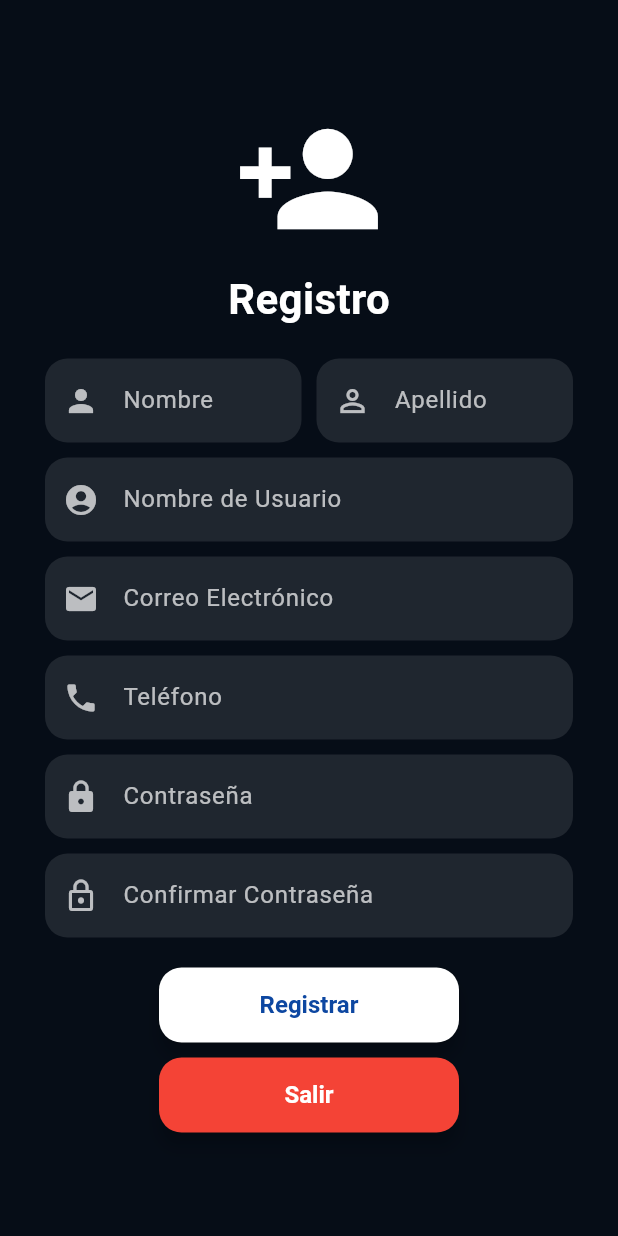
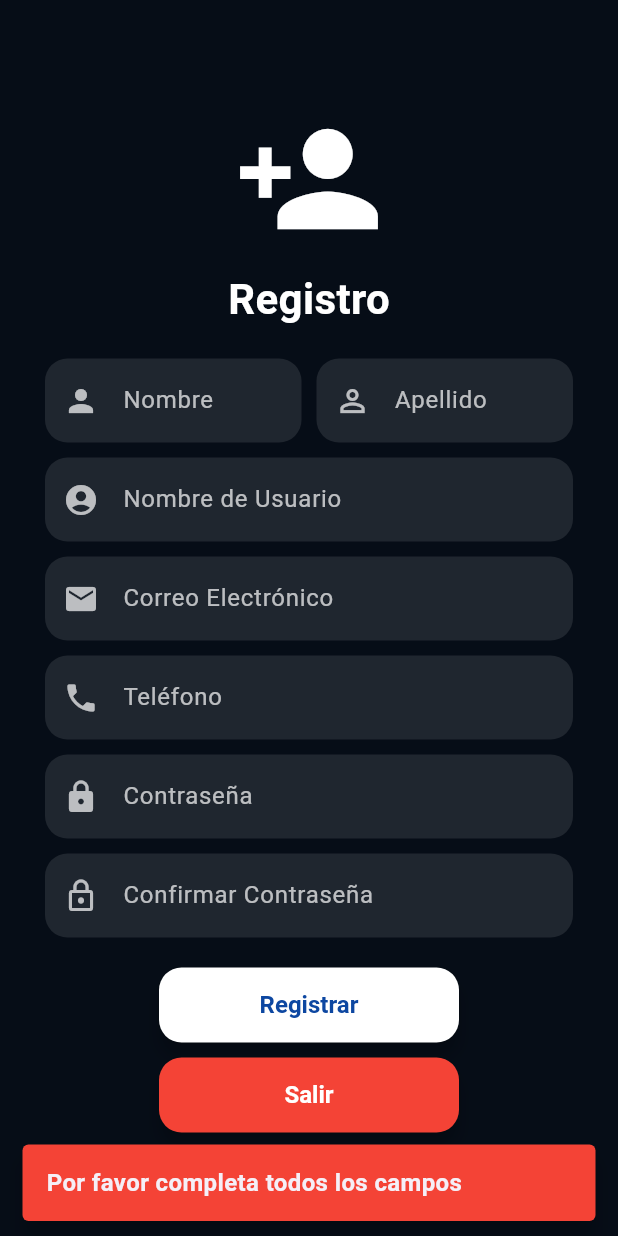
Before and after one commit to LaSalleGracia-Projectes/projecte-aplicaci-nativa-g2edgarcodd, a Flutter app: the RegistroScreen screen opened directly, after a tap on "Registrar", on a phone screen of 412 x 824 dp. Run offline on Flutter 3.47's test engine with Material 3 defaults, Android fonts, the phone set to English and light mode, and no system bars.

Commit message:
Update registro.dart

```diff
--- a/lib/Registro/registro.dart
+++ b/lib/Registro/registro.dart
@@ -207,4 +207,13 @@ class RegistroScreen extends StatelessWidget {
     );
   }
 
+  void showMessage(BuildContext context, String text, Color color) {
+    final snackBar = SnackBar(
+      content: Text(text, style: TextStyle(fontSize: 16, fontWeight: FontWeight.bold)),
+      backgroundColor: color,
+      behavior: SnackBarBehavior.floating,
+      duration: Duration(seconds: 2),
+    );
+    ScaffoldMessenger.of(context).showSnackBar(snackBar);
+  }
 }
```
